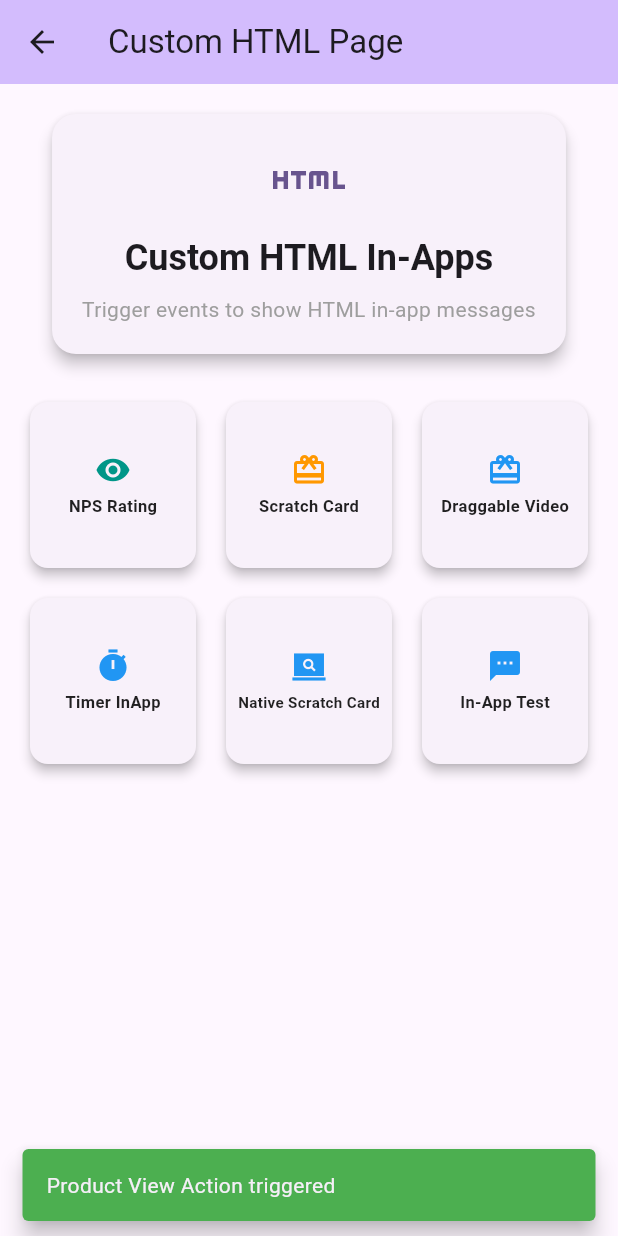
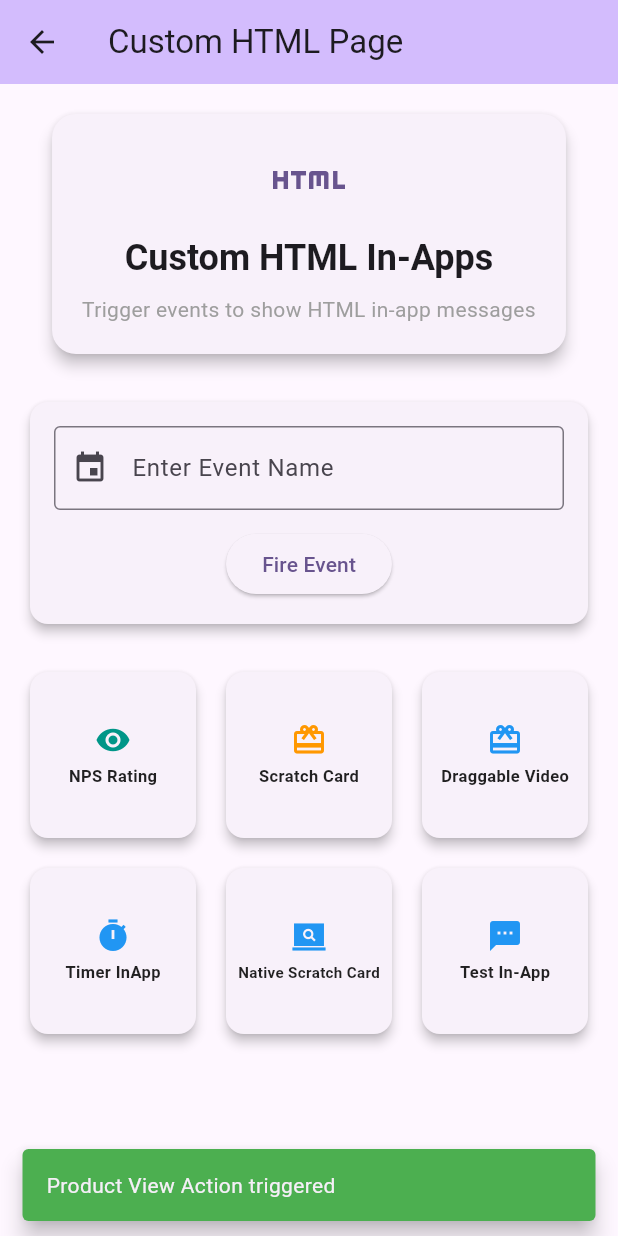
Before and after one commit to SurturFTW/CT-Flutter-Integration, a Flutter app: the CustomHtmlPage screen opened directly, after a tap on "NPS Rating", on a phone screen of 412 x 824 dp. Run offline on Flutter 3.47's test engine with Material 3 defaults, Android fonts, the phone set to English and light mode, and no system bars; our stand-ins replace cached_network_image, firebase_core, geolocator, permission_handler; missing offline and left inert: clevertap_plugin; accounts and stored records are empty.

Commit message:
/*Switch User, Custom event from input*/

```diff
--- a/lib/PE/walletPage.dart
+++ b/lib/PE/walletPage.dart
@@ -39,7 +39,7 @@ class _TrueMoneyPageState extends State<TrueMoneyPage>
   // Banner image URLs from CleverTap
   List<String> _bannerImageUrls = [];
 
-  // variable to store the current userId (optional)
+  // variable to store the current userId
   String _currentUserId = 'user1@example.com';
 
   @override
@@ -244,7 +244,7 @@ class _TrueMoneyPageState extends State<TrueMoneyPage>
                 const SizedBox(height: 30),
                 _buildRefreshConfigButton(),
                 const SizedBox(height: 20),
-                _buildSwitchUserButton(), // <-- Add this line
+                _buildSwitchUserButton(),
                 const SizedBox(height: 40),
               ],
             ),
--- a/lib/custom_html_page.dart
+++ b/lib/custom_html_page.dart
@@ -9,6 +9,14 @@ class CustomHtmlPage extends StatefulWidget {
 }
 
 class _CustomHtmlPageState extends State<CustomHtmlPage> {
+  final TextEditingController _eventController = TextEditingController();
+
+  @override
+  void dispose() {
+    _eventController.dispose();
+    super.dispose();
+  }
+
   void _triggerEvent(String eventName, String message) {
     try {
       CleverTapPlugin.recordEvent(eventName, {});
@@ -41,6 +49,15 @@ class _CustomHtmlPageState extends State<CustomHtmlPage> {
           duration: const Duration(seconds: 2),
         ),
       );
+    }
+  }
+
+  void _triggerEventFromText() {
+    final eventName = _eventController.text.trim();
+    if (eventName.isNotEmpty) {
+      _triggerEvent(eventName, "Event '$eventName' triggered");
+    } else {
+      _showErrorSnackBar("Please enter an event name");
     }
   }
 
@@ -148,6 +165,35 @@ class _CustomHtmlPageState extends State<CustomHtmlPage> {
                   ),
                   const SizedBox(height: 24),
 
+                  // Text Input Section
+                  Card(
+                    elevation: 3,
+                    shape: RoundedRectangleBorder(
+                      borderRadius: BorderRadius.circular(12),
+                    ),
+                    child: Padding(
+                      padding: const EdgeInsets.all(16.0),
+                      child: Column(
+                        children: [
+                          TextField(
+                            controller: _eventController,
+                            decoration: const InputDecoration(
+                              labelText: 'Enter Event Name',
+                              border: OutlineInputBorder(),
+                              prefixIcon: Icon(Icons.event),
+                            ),
+                          ),
+                          const SizedBox(height: 12),
+                          ElevatedButton(
+                            onPressed: _triggerEventFromText,
+                            child: const Text('Fire Event'),
+                          ),
+                        ],
+                      ),
+                    ),
+                  ),
+                  const SizedBox(height: 24),
+
                   // Grid of Action Cards
                   GridView.count(
                     shrinkWrap: true,
@@ -204,10 +250,10 @@ class _CustomHtmlPageState extends State<CustomHtmlPage> {
                       _buildActionCard(
                         onPressed: () => _triggerEvent(
                           "In-App Test",
-                          "In-App Test event triggered",
+                          "Test In-App",
                         ),
                         icon: Icons.textsms,
-                        label: 'In-App Test',
+                        label: 'Test In-App',
                         color: Colors.blue,
                       ),
                     ],
```
